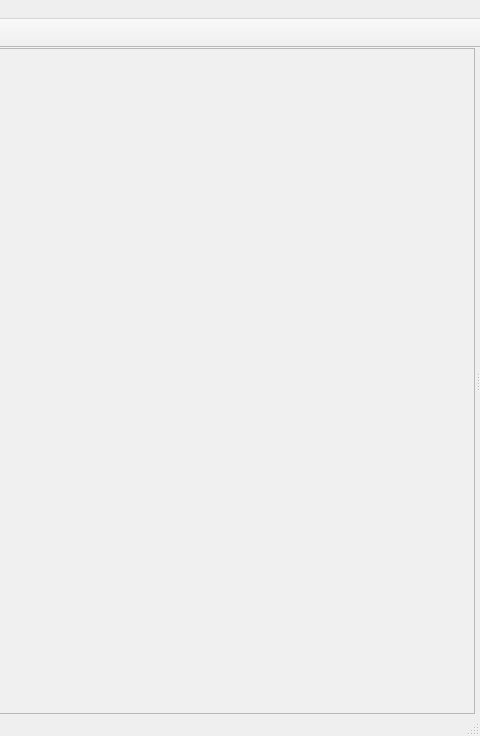
First picture: the form in KeyhoteeMainWindow.ui, repository InvictusInnovations/keyhotee, before the edit; both pictures show x 614 to 1094 and y 0 to 736 of the 1094 by 736 pixel window.
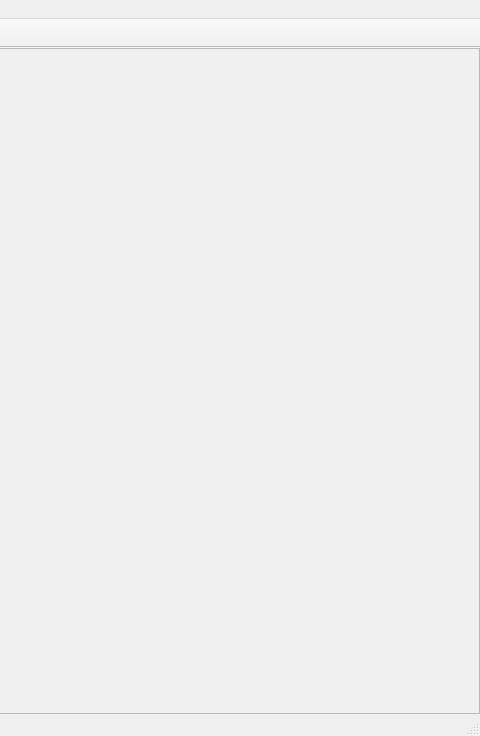
Second picture: the form after the edit. Icons and pictures are not drawn. Custom widgets are drawn as their Qt base class.

The edit to the form file:
```diff
--- a/KeyhoteeMainWindow.ui
+++ b/KeyhoteeMainWindow.ui
@@ -33,7 +33,7 @@
        <enum>Qt::Horizontal</enum>
       </property>
       <property name="handleWidth">
-       <number>5</number>
+       <number>0</number>
       </property>
       <widget class="TreeWidgetCustom" name="side_bar">
        <property name="sizePolicy">
```
Left out of the diff: 35 changed lines with no effect on the pictures.
